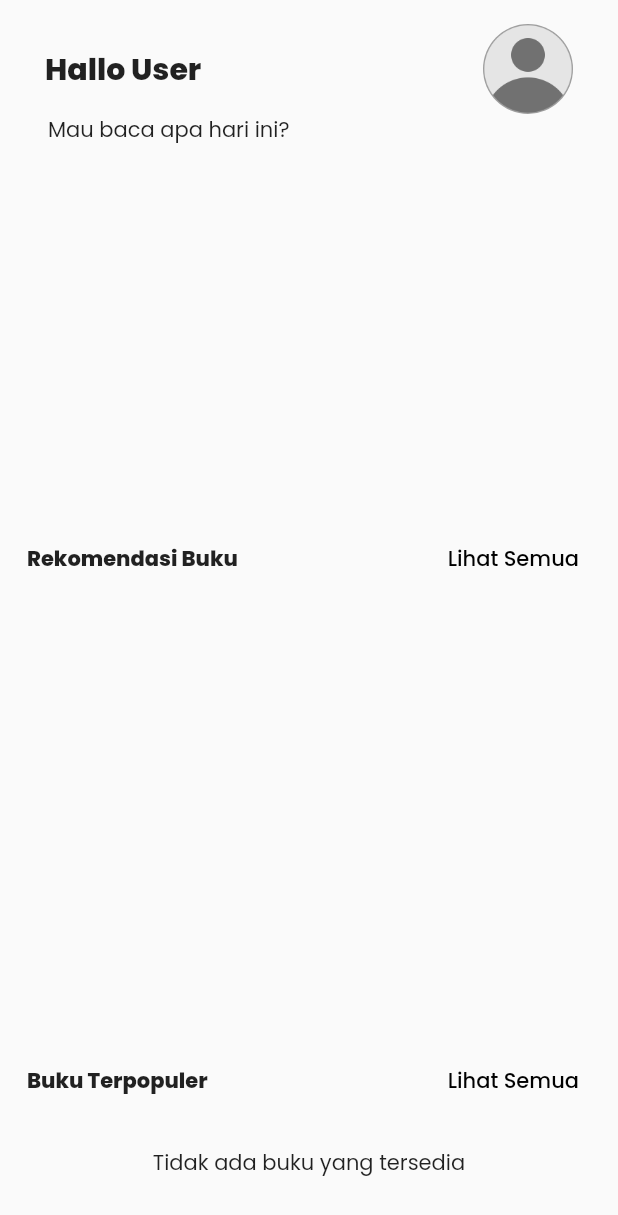
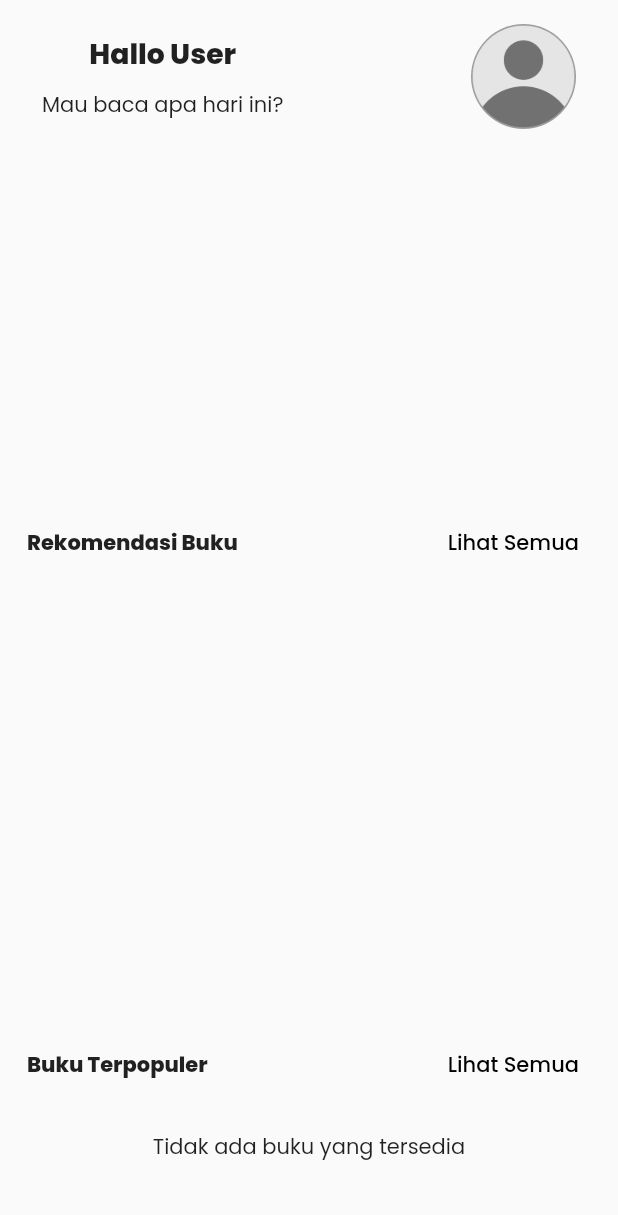
Before and after one commit to AhmadNaufal2525/bitread-app, a Flutter app: the HomeScreen screen opened directly, on a phone screen of 412 x 824 dp. Shown: the top 1215 px of the screen. Run offline on Flutter 3.47's test engine with Material 2 defaults, Android fonts, the phone set to English and light mode, and no system bars; drawn by our look-alikes of carousel_slider; our stand-ins replace animate_do, cached_network_image, cloud_firestore, firebase_auth, firebase_core, firebase_storage and 9 more; missing offline and left inert: easy_pdf_viewer; accounts and stored records are empty; network calls fail.

Commit message:
update post_screen, post detail screen, home_screen, book_detail_screen, add_post_screen, grid and list profile post, add like button

```diff
--- a/lib/screen/book_detail_screen.dart
+++ b/lib/screen/book_detail_screen.dart
@@ -59,10 +59,12 @@ class _BookDetailScreenState extends State<BookDetailScreen> {
   @override
   Widget build(BuildContext context) {
     return Scaffold(
-      body: CustomScrollView(
+      body: SafeArea(
+        child: CustomScrollView(
           slivers: <Widget>[
             SliverAppBar(
               pinned: true,
+              shadowColor: Colors.transparent,
               expandedHeight: 280,
               flexibleSpace: FlexibleSpaceBar(
                 background: CachedNetworkImage(
@@ -201,6 +203,7 @@ class _BookDetailScreenState extends State<BookDetailScreen> {
             ),
           ],
         ),
+      ),
     );
   }
 }
--- a/lib/screen/home_screen.dart
+++ b/lib/screen/home_screen.dart
@@ -31,14 +31,17 @@ class _HomeScreenState extends State<HomeScreen> {
                       children: <Widget>[
                         const SizedBox(height: 16),
                         Container(
-                          padding: const EdgeInsets.symmetric(horizontal: 12),
+                          padding: const EdgeInsets.symmetric(horizontal: 10),
                           child: Row(
+                            children: [
+                              Column(
                                 children: [
                                   StreamBuilder<
                                       DocumentSnapshot<Map<String, dynamic>>>(
                                     stream: FirebaseFirestore.instance
                                         .collection('User')
-                                    .doc(FirebaseAuth.instance.currentUser?.uid)
+                                        .doc(FirebaseAuth
+                                            .instance.currentUser?.uid)
                                         .snapshots(),
                                     builder: (BuildContext context,
                                         AsyncSnapshot<
@@ -55,7 +58,7 @@ class _HomeScreenState extends State<HomeScreen> {
                                             child: Text(
                                               "Hallo ${username.length > 12 ? '${username.substring(0, 12)},' : '$username,'}",
                                               style: const TextStyle(
-                                            fontSize: 18,
+                                                fontSize: 18.8,
                                                 fontWeight: FontWeight.bold,
                                               ),
                                             ),
@@ -66,10 +69,16 @@ class _HomeScreenState extends State<HomeScreen> {
                                         "Hallo User",
                                         style: TextStyle(
                                           fontWeight: FontWeight.w800,
-                                      fontSize: 20,
+                                          fontSize: 18.8,
                                         ),
                                       );
                                     },
+                                  ),
+                                  const SizedBox(
+                                      height:
+                                          10,),
+                                  const Text('Mau baca apa hari ini?'),
+                                ],
                               ),
                               const Spacer(),
                               SizedBox(
@@ -89,7 +98,7 @@ class _HomeScreenState extends State<HomeScreen> {
                                       if (image.isNotEmpty) {
                                         return CircleAvatar(
                                           backgroundColor: Colors.grey,
-                                          radius: 30,
+                                          radius: 35,
                                           backgroundImage: NetworkImage(image),
                                         );
                                       } else {
@@ -99,7 +108,7 @@ class _HomeScreenState extends State<HomeScreen> {
                                         if (googleProfileImage != null) {
                                           return CircleAvatar(
                                             backgroundColor: Colors.grey,
-                                            radius: 30,
+                                            radius: 35,
                                             backgroundImage: NetworkImage(
                                               googleProfileImage,
                                             ),
@@ -108,7 +117,7 @@ class _HomeScreenState extends State<HomeScreen> {
                                       }
                                     }
                                     return const CircleAvatar(
-                                      radius: 30,
+                                      radius: 35,
                                       backgroundColor: Colors.grey,
                                       backgroundImage:
                                           AssetImage('assets/user.png'),
@@ -118,10 +127,6 @@ class _HomeScreenState extends State<HomeScreen> {
                               ),
                             ],
                           ),
-                        ),
-                        const Padding(
-                          padding: EdgeInsets.symmetric(horizontal: 14),
-                          child: Text('Mau baca apa hari ini?'),
                         ),
                         const SizedBox(
                           height: 26,
--- a/lib/widget/grid_profile_post.dart
+++ b/lib/widget/grid_profile_post.dart
@@ -53,6 +53,9 @@ class _GridProfilePostState extends State<GridProfilePost> {
                       author: post['author'],
                       authorUserId: post['userId'],
                       id: post['id'],
+                      likes: List<String>.from(
+                        post['Likes'] ?? [],
+                      ),
                     ),
                   ),
                 );
--- a/lib/widget/list_profile_post.dart
+++ b/lib/widget/list_profile_post.dart
@@ -56,6 +56,9 @@ class ListProfilePostState extends State<ListProfilePost> {
                           author: post['author'],
                           authorUserId: post['userId'],
                           id: post['id'],
+                          likes: List<String>.from(
+                            post['Likes'] ?? [],
+                          ),
                         ),
                       ),
                     );
```
Also changed, not shown: lib/screen/add_post_screen.dart (+4 -4 lines), lib/screen/post_detail_screen.dart (+90 -45 lines), lib/screen/post_screen.dart (+5 -2 lines), lib/widget/like_button.dart (added, +22 -0 lines), lib/widget/profile_header_widget.dart (+37 -7 lines), assets/facebook.png (added), assets/instagram.png (added), assets/twitter.png (added), pubspec.lock. Lines whose indentation alone changed are shown as unchanged.
